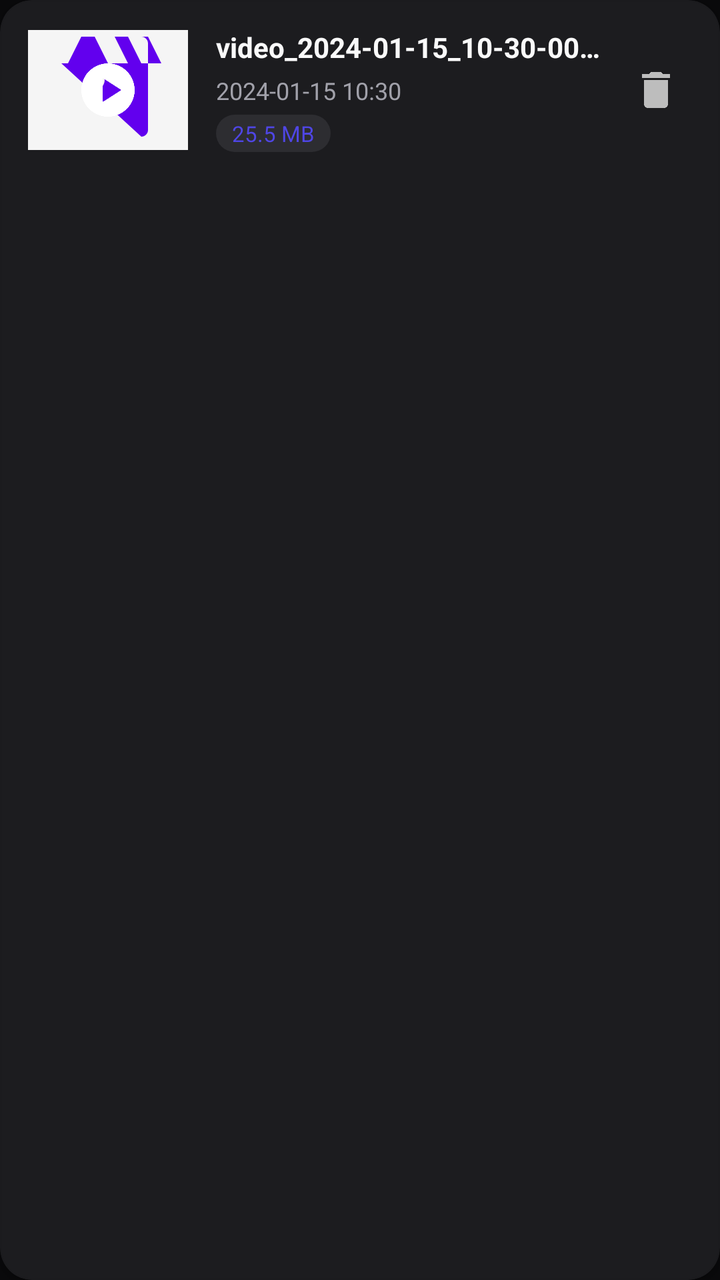
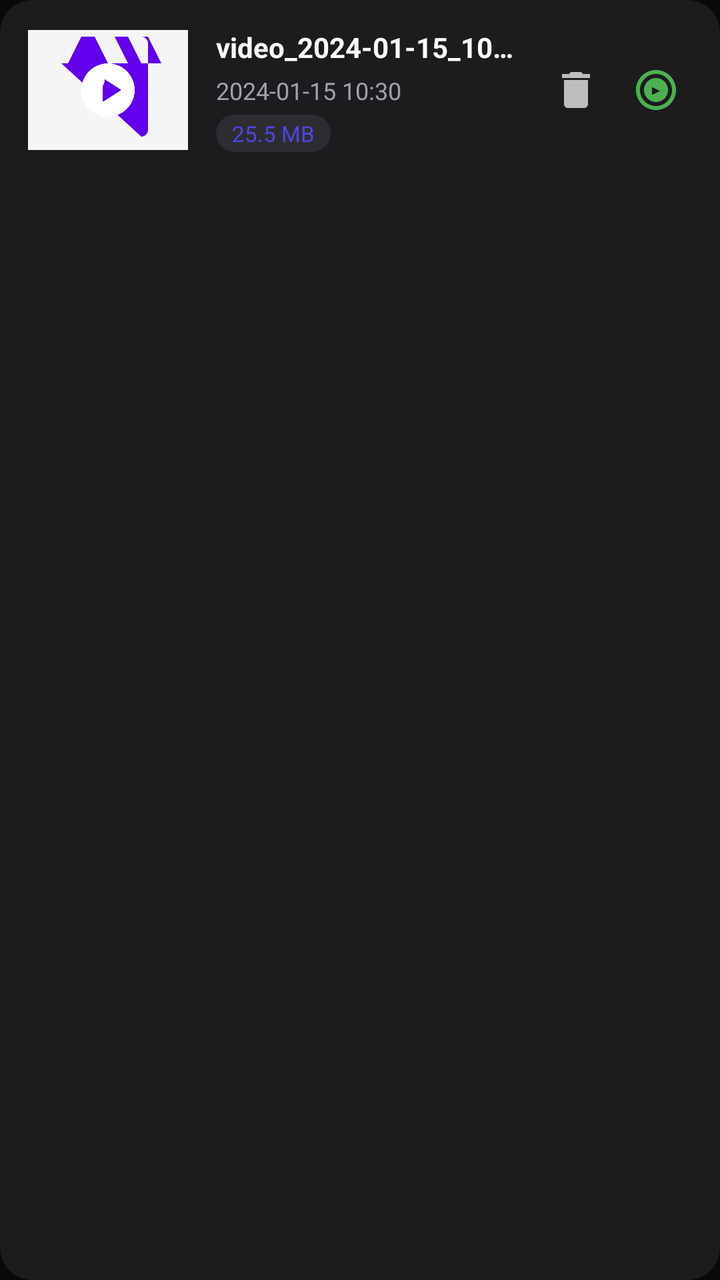

Compare the two renders of this Android layout. The source of the first and the diff that turns it into the second are given below.
<!-- AndroidManifest.xml: application theme Theme.AndWin -->
<!-- res/layout/item_recording.xml -->
<?xml version="1.0" encoding="utf-8"?>
<com.google.android.material.card.MaterialCardView 
    xmlns:android="http://schemas.android.com/apk/res/android"
    xmlns:app="http://schemas.android.com/apk/res-auto"
    android:layout_width="match_parent"
    android:layout_height="wrap_content"
    android:layout_marginHorizontal="12dp"
    android:layout_marginVertical="6dp"
    app:cardCornerRadius="16dp"
    app:cardElevation="2dp"
    app:strokeWidth="1dp"
    app:strokeColor="#0A000000">

    <LinearLayout
        android:layout_width="match_parent"
        android:layout_height="wrap_content"
        android:orientation="horizontal"
        android:padding="14dp"
        android:gravity="center_vertical">

        
        <FrameLayout
            android:layout_width="80dp"
            android:layout_height="60dp"
            android:layout_marginEnd="14dp">

            <ImageView
                android:id="@+id/ivThumbnail"
                android:layout_width="match_parent"
                android:layout_height="match_parent"
                android:scaleType="centerCrop"
                android:src="@drawable/ic_video_file"
                android:background="#F5F5F5" />

            
            <ImageView
                android:id="@+id/btnPlay"
                android:layout_width="32dp"
                android:layout_height="32dp"
                android:layout_gravity="center"
                android:src="@drawable/ic_play_circle"
                android:background="?attr/selectableItemBackgroundBorderless" />

            
            <TextView
                android:id="@+id/tvDuration"
                android:layout_width="wrap_content"
                android:layout_height="18dp"
                android:layout_gravity="bottom|end"
                android:background="#CC000000"
                android:paddingHorizontal="6dp"
                android:textColor="@color/white"
                android:textSize="10sp"
                android:visibility="gone" />
        </FrameLayout>

        
        <LinearLayout
            android:layout_width="0dp"
            android:layout_height="wrap_content"
            android:layout_weight="1"
            android:orientation="vertical">

            <TextView
                android:id="@+id/tvFileName"
                android:layout_width="wrap_content"
                android:layout_height="wrap_content"
                android:text="video_2024-01-15_10-30-00.mp4"
                android:textSize="14sp"
                android:textStyle="bold"
                android:textColor="@color/on_surface"
                android:maxLines="1"
                android:ellipsize="end" />

            <TextView
                android:id="@+id/tvFileInfo"
                android:layout_width="wrap_content"
                android:layout_height="wrap_content"
                android:layout_marginTop="4dp"
                android:text="2024-01-15 10:30"
                android:textSize="12sp"
                android:textColor="@color/on_surface_variant" />

            <TextView
                android:id="@+id/tvFileSize"
                android:layout_width="wrap_content"
                android:layout_height="wrap_content"
                android:layout_marginTop="4dp"
                android:text="25.5 MB"
                android:textSize="11sp"
                android:textColor="@color/primary"
                android:background="@drawable/tag_background"
                android:paddingHorizontal="8dp"
                android:paddingVertical="2dp" />
        </LinearLayout>

        
        <ImageView
            android:id="@+id/btnDelete"
            android:layout_width="36dp"
            android:layout_height="36dp"
            android:layout_marginStart="8dp"
            android:src="@drawable/ic_delete"
            android:padding="6dp"
            android:background="?attr/selectableItemBackgroundBorderless"
            app:tint="#BDBDBD"
            android:contentDescription="删除" />
    </LinearLayout>
</com.google.android.material.card.MaterialCardView>
<!-- resources referenced by this layout -->
<resources>
  <color name="on_surface">#FFFAFAFA</color>
  <color name="on_surface_variant">#FFA1A1AA</color>
  <color name="primary">#FF4F46E5</color>
  <color name="white">#FFFFFFFF</color>
  <!-- drawable ic_delete (drawable) -->
  <?xml version="1.0" encoding="utf-8"?>
  <vector xmlns:android="http://schemas.android.com/apk/res/android"
      android:width="24dp"
      android:height="24dp"
      android:viewportWidth="24"
      android:viewportHeight="24">
      <path
          android:fillColor="#BDBDBD"
          android:pathData="M6,19c0,1.1 0.9,2 2,2h8c1.1,0 2,-0.9 2,-2V7H6v12zM19,4h-3.5l-1,-1h-5l-1,1H5v2h14V4z"/>
  </vector>
  <!-- drawable ic_play_circle (drawable) -->
  <?xml version="1.0" encoding="utf-8"?>
  <vector xmlns:android="http://schemas.android.com/apk/res/android"
      android:width="32dp"
      android:height="32dp"
      android:viewportWidth="24"
      android:viewportHeight="24">
      <path
          android:fillColor="#FFFFFF"
          android:pathData="M12,2C6.48,2 2,6.48 2,12s4.48,10 10,10 10,-4.48 10,-10S17.52,2 12,2zM10,16.5v-9l7,4.5 -7,4.5z"/>
  </vector>
  <!-- drawable tag_background (drawable) -->
  <?xml version="1.0" encoding="utf-8"?>
  <shape xmlns:android="http://schemas.android.com/apk/res/android"
      android:shape="rectangle">
      <solid android:color="@color/surface_container_high" />
      <corners android:radius="12dp" />
  </shape>
  <color name="surface_container_high">#FF2D2D31</color>
  <color name="on_primary">#FFFFFFFF</color>
  <color name="primary_container">#FF4F46E5</color>
  <color name="on_primary_container">#FFEADDFF</color>
  <color name="secondary">#FF06B6D4</color>
  <color name="on_secondary">#FFFFFFFF</color>
  <color name="secondary_container">#FF164E63</color>
  <color name="on_secondary_container">#FFC4FEFF</color>
  <color name="tertiary">#FFF59E0B</color>
  <color name="error">#FFEF4444</color>
  <color name="on_error">#FFFFFFFF</color>
  <color name="error_container">#FF991B1B</color>
  <color name="on_error_container">#FFFFFBFE</color>
  <color name="background">#FF09090B</color>
  <color name="on_background">#FFFAFAFA</color>
  <color name="surface">#FF18181B</color>
  <color name="surface_variant">#FF1F1F23</color>
  <color name="surface_container_low">#FF1C1C1F</color>
  <color name="surface_container">#FF27272A</color>
  <color name="surface_container_highest">#FF38383C</color>
  <color name="outline">#FF52525B</color>
  <color name="outline_variant">#FF3F3F46</color>
  <style name="Widget.AndWin.Button" parent="Widget.Material3.Button">
          <item name="cornerRadius">26dp</item>
          <item name="android:textStyle">bold</item>
          <item name="android:paddingHorizontal">24dp</item>
      </style>
  <style name="Widget.AndWin.CardView" parent="Widget.Material3.CardView.Elevated">
          <item name="cardCornerRadius">20dp</item>
          <item name="cardElevation">0dp</item>
          <item name="strokeWidth">1dp</item>
          <item name="strokeColor">@color/outline_variant</item>
      </style>
  <style name="Widget.AndWin.BottomNavigation" parent="Widget.Material3.BottomNavigationView">
          <item name="itemIconSize">24dp</item>
          <item name="labelVisibilityMode">labeled</item>
      </style>
  <style name="TextAppearance.AndWin.HeadlineLarge" parent="TextAppearance.Material3.HeadlineLarge">
          <item name="android:textStyle">bold</item>
      </style>
  <style name="TextAppearance.AndWin.HeadlineMedium" parent="TextAppearance.Material3.HeadlineMedium">
          <item name="android:textStyle">bold</item>
      </style>
  <style name="TextAppearance.AndWin.BodyLarge" parent="TextAppearance.Material3.BodyLarge">
          <item name="android:lineHeight">28sp</item>
      </style>
  <style name="TextAppearance.AndWin.BodyMedium" parent="TextAppearance.Material3.BodyMedium">
          <item name="android:lineHeight">22sp</item>
      </style>
</resources>

<!-- the commit's change to res/layout/item_recording.xml (unified diff, before → after) -->
@@ -105,5 +105,17 @@
             android:background="?attr/selectableItemBackgroundBorderless"
             app:tint="#BDBDBD"
             android:contentDescription="删除" />
+
+        
+        <ImageView
+            android:id="@+id/btnUpload"
+            android:layout_width="36dp"
+            android:layout_height="36dp"
+            android:layout_marginStart="4dp"
+            android:src="@drawable/ic_stream"
+            android:padding="6dp"
+            android:background="?attr/selectableItemBackgroundBorderless"
+            app:tint="#4CAF50"
+            android:contentDescription="@string/webdav_upload_title" />
     </LinearLayout>
 </com.google.android.material.card.MaterialCardView>
<!-- resource entries referenced after the edit -->
@@ -33,6 +33,7 @@
       <solid android:color="@color/surface_container_high" />
       <corners android:radius="12dp" />
   </shape>
+  <string name="webdav_upload_title">上传到 WebDAV</string>
   <color name="surface_container_high">#FF2D2D31</color>
   <color name="on_primary">#FFFFFFFF</color>
   <color name="primary_container">#FF4F46E5</color>
